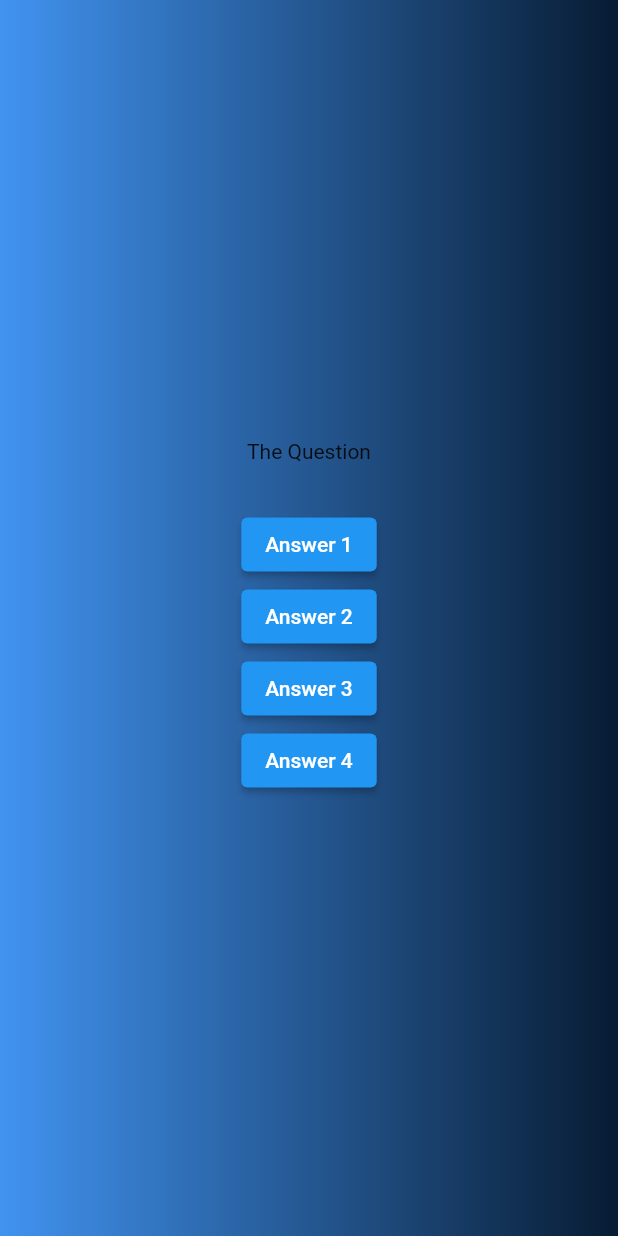
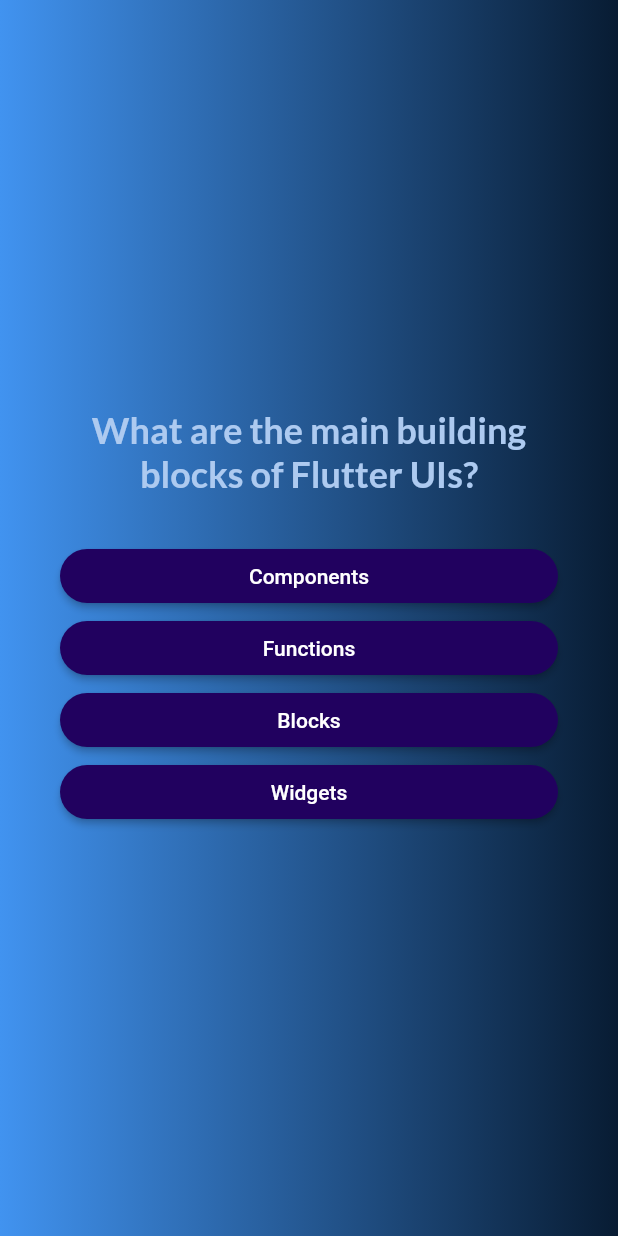
Before and after one commit to milind0299/quiz, a Flutter app: the screen it shows after launch, after a tap on "Start Quiz", on a phone screen of 412 x 824 dp. Run offline on Flutter 3.47's test engine with Material 2 defaults, Android fonts, the phone set to English and light mode, and no system bars; our stand-ins replace google_fonts.

Commit message:
second commit

```diff
--- /dev/null
+++ b/lib/answer.dart
@@ -0,0 +1,27 @@
+import 'package:flutter/material.dart';
+
+class Answer extends StatelessWidget {
+  const Answer(this.value, this.onTap, {super.key});
+
+  final String value;
+  final void Function() onTap;
+
+  @override
+  Widget build(context) {
+    return ElevatedButton(
+      onPressed: onTap,
+      style: ElevatedButton.styleFrom(
+        backgroundColor: const Color.fromARGB(255, 33, 1, 95),
+        foregroundColor: Colors.white,
+        shape: RoundedRectangleBorder(
+          borderRadius: BorderRadius.circular(40),
+        ),
+        padding: const EdgeInsets.symmetric(vertical: 10, horizontal: 40),
+      ),
+      child: Text(
+        value,
+        textAlign: TextAlign.center,
+      ),
+    );
+  }
+}
--- a/lib/home.dart
+++ b/lib/home.dart
@@ -1,5 +1,6 @@
 import 'package:flutter/material.dart';
 import 'logo.dart';
+import 'package:google_fonts/google_fonts.dart';
 
 class Home extends StatelessWidget {
   const Home(this.logoUrl, this.buttonText, this.startQuiz, {super.key});
@@ -15,10 +16,10 @@ class Home extends StatelessWidget {
       children: [
         Logo(logoUrl),
         const SizedBox(height: 50),
-        const Text(
-          'Learn flutter the fun way',
-          style: TextStyle(
-            color: Colors.white,
+        Text(
+          'Learn flutter the fun way!',
+          style: GoogleFonts.lato(
+            color: const Color.fromARGB(255, 166, 215, 246),
             fontSize: 20,
           ),
         ),
--- a/lib/models/quiz_question.dart
+++ b/lib/models/quiz_question.dart
@@ -3,4 +3,10 @@ class QuizQuestion {
 
   final String text;
   final List<String> answers;
+
+  List<String> getShuffledAnswers() {
+    final shuffledList = List.of(answers);
+    shuffledList.shuffle();
+    return shuffledList;
+  }
 }
--- a/lib/questions_screen.dart
+++ b/lib/questions_screen.dart
@@ -1,41 +1,57 @@
 import 'package:flutter/material.dart';
+import 'package:quiz/answer.dart';
+import 'package:quiz/data/questions.dart';
+import 'package:google_fonts/google_fonts.dart';
 
 class QuestionsScreen extends StatefulWidget {
-  const QuestionsScreen({super.key});
+  const QuestionsScreen({super.key, required this.onSelectAnswer});
+
+  final void Function(String answer) onSelectAnswer;
 
   @override
   State<QuestionsScreen> createState() => _QuestionsScreen();
 }
 
 class _QuestionsScreen extends State<QuestionsScreen> {
+  var currentQuestionIndex = 0;
+
+  void answerQuestion(String selectedAnswer) {
+    widget.onSelectAnswer(selectedAnswer);
+    setState(() {
+      currentQuestionIndex++;
+    });
+  }
+
   @override
   Widget build(context) {
+    final currentQuestion = questions[currentQuestionIndex];
     return SizedBox(
       width: double.infinity,
+      child: Container(
+        margin: const EdgeInsets.all(40),
         child: Column(
           mainAxisAlignment: MainAxisAlignment.center,
+          crossAxisAlignment: CrossAxisAlignment.stretch,
           children: [
-          const Text('The Question'),
+            Text(
+              currentQuestion.text,
+              style: GoogleFonts.lato(
+                color: const Color.fromARGB(255, 173, 202, 240),
+                fontSize: 24,
+                fontWeight: FontWeight.bold,
+              ),
+              textAlign: TextAlign.center,
+            ),
             const SizedBox(
               height: 30,
             ),
-          ElevatedButton(
-            onPressed: () {},
-            child: const Text('Answer 1'),
+            ...currentQuestion.getShuffledAnswers().map((item) {
+              return Answer(item, () {
+                answerQuestion(item);
+              });
+            }),
+          ],
         ),
-          ElevatedButton(
-            onPressed: () {},
-            child: const Text('Answer 2'),
-          ),
-          ElevatedButton(
-            onPressed: () {},
-            child: const Text('Answer 3'),
-          ),
-          ElevatedButton(
-            onPressed: () {},
-            child: const Text('Answer 4'),
-          ),
-        ],
       ),
     );
   }
--- a/pubspec.yaml
+++ b/pubspec.yaml
@@ -35,6 +35,7 @@ dependencies:
   # The following adds the Cupertino Icons font to your application.
   # Use with the CupertinoIcons class for iOS style icons.
   cupertino_icons: ^1.0.2
+  google_fonts: ^5.1.0
 
 dev_dependencies:
   flutter_test:
```
Also changed, not shown: lib/questions_summary.dart (added, +85 -0 lines), lib/quiz.dart (+31 -2 lines), lib/results_screen.dart (added, +96 -0 lines), pubspec.lock, 8 other files. Lines whose indentation alone changed are shown as unchanged.
